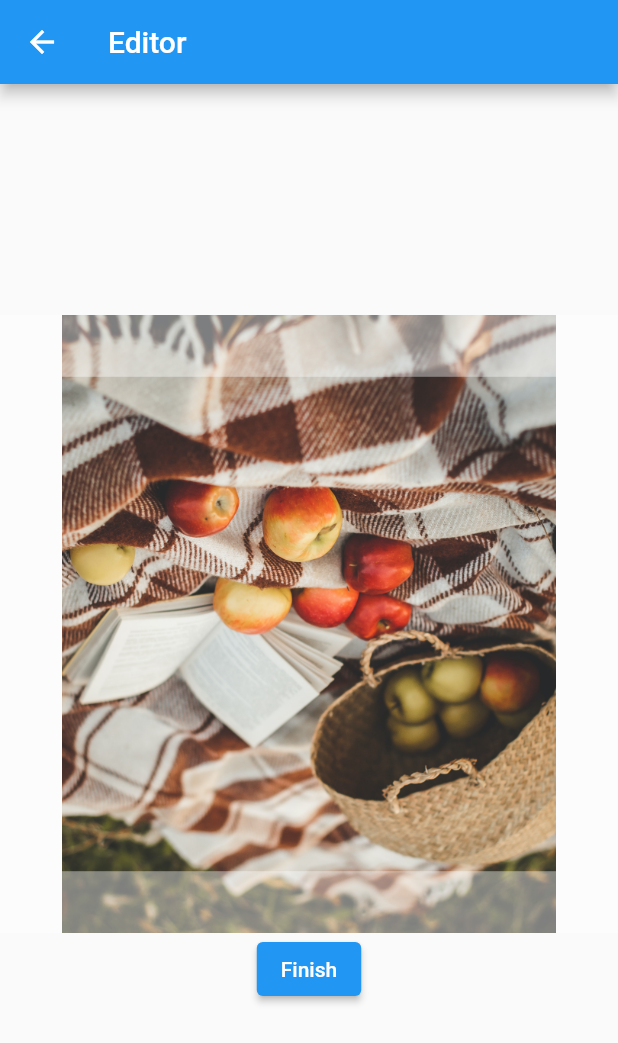
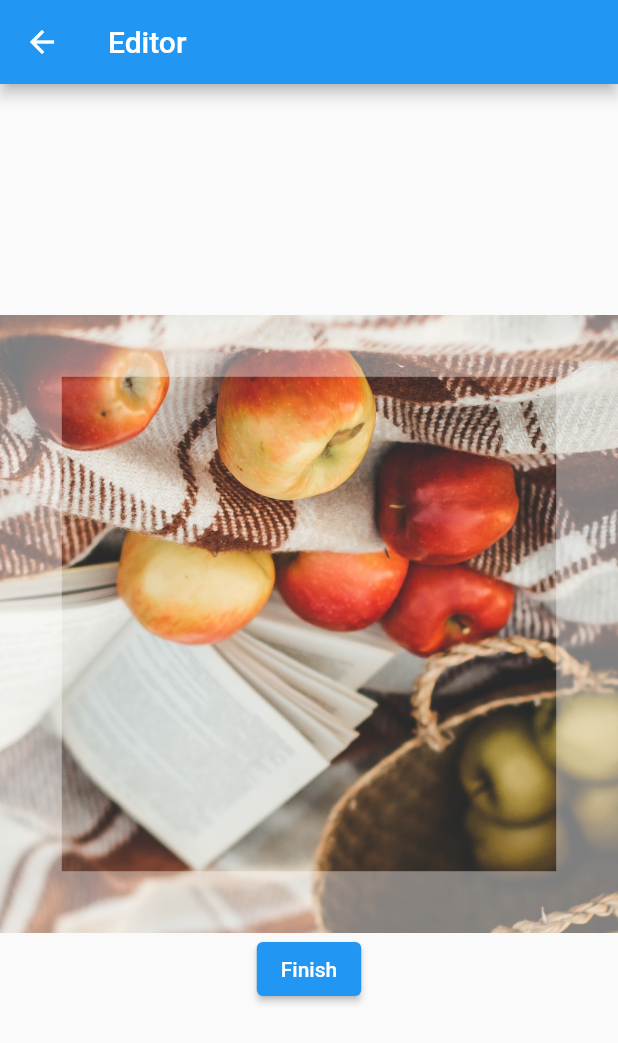
Before and after one commit to qingxistudio/flutter_zoomable_editor, a Flutter app: the EditorExample screen opened directly, on a phone screen of 412 x 824 dp. Shown: the top 1043 px of the screen. Run offline on Flutter 3.47's test engine with Material 2 defaults, Android fonts, the phone set to English and light mode, and no system bars.

Commit message:
scale and offset: limit offset

```diff
--- a/zoomable_editor/lib/src/zoomable_editor.dart
+++ b/zoomable_editor/lib/src/zoomable_editor.dart
@@ -48,10 +48,14 @@ class _ZoomableEditorState extends State<ZoomableEditor> {
   /// Allow from Offset(0, -100) to Offset(0, 100)
   Offset initialAllowOffsetInEditor;
 
+  Offset allowOffsetInContentWithScale() {
+    return initialAllowOffsetInEditor / _contentDisplayScale / widget.zoomableController.scale;
+  }
+
   @override
   void initState() {
     _transformationController = TransformationController();
-    _bouncingScrollPhysics = BouncingScrollPhysics();
+    _bouncingScrollPhysics = BouncingScrollPhysics(parent: AlwaysScrollableScrollPhysics());
     super.initState();
   }
 
@@ -74,8 +78,13 @@ class _ZoomableEditorState extends State<ZoomableEditor> {
   }
 
   void _onScaleEnd(ScaleEndDetails details) {
-    final list = ListView();
-    // Nothing to do.
+
+    final curOffset = widget.zoomableController.offset;
+    final allowOffset = allowOffsetInContentWithScale();
+    final dx = curOffset.dx.clamp(-allowOffset.dx.abs(), allowOffset.dx.abs());
+    final dy = curOffset.dy.clamp(-allowOffset.dy.abs(), allowOffset.dy.abs());
+    /// limit offset to avoid out of bound
+    widget.zoomableController.offset = Offset(dx, dy);
   }
 
   Size editorContentFitDisplaySize() {
@@ -92,12 +101,17 @@ class _ZoomableEditorState extends State<ZoomableEditor> {
       final w = widget.editorWidth * showEdgeFactor;
       displaySize = Size(w, w / contentDisplayWHRatio);
     }
+    final scaleFactor = widget.zoomableController.scale;
+    final offsetWBase = (scaleFactor - 1) * displaySize.width;
+    final offsetHBase = (scaleFactor - 1) * displaySize.height;
     if (contentDisplayWHRatio > contentOriginWHRatio) {
       _contentDisplayScale =  displaySize.width / widget.contentWidth;
-      initialAllowOffsetInEditor = Offset(0, widget.contentHeight * _contentDisplayScale - displaySize.height);
+      final overflowOffsetH = widget.contentHeight * _contentDisplayScale - displaySize.height;
+      initialAllowOffsetInEditor = Offset(offsetWBase, overflowOffsetH + offsetHBase) / 2;
     } else {
       _contentDisplayScale =  displaySize.height / widget.contentHeight;
-      initialAllowOffsetInEditor = Offset(widget.contentWidth * _contentDisplayScale - displaySize.width, 0);
+      final overflowOffsetW = widget.contentWidth * _contentDisplayScale - displaySize.width;
+      initialAllowOffsetInEditor = Offset(overflowOffsetW + offsetWBase, offsetHBase) / 2;
     }
     return displaySize;
   }
@@ -139,7 +153,6 @@ class _ZoomableEditorState extends State<ZoomableEditor> {
         ),
       ),
     );
-
   }
 
   @override
--- a/zoomable_editor_example/lib/editor_example.dart
+++ b/zoomable_editor_example/lib/editor_example.dart
@@ -26,7 +26,7 @@ class EditorExample extends StatelessWidget {
         minScale: 1,
         maxScale: 3
     );
-    zoomableController.scale = 1;
+    zoomableController.scale = 2;
     final editor = ZoomableEditor(
         imgContent,
         zoomableController,
```
Lines whose indentation alone changed are shown as unchanged.
